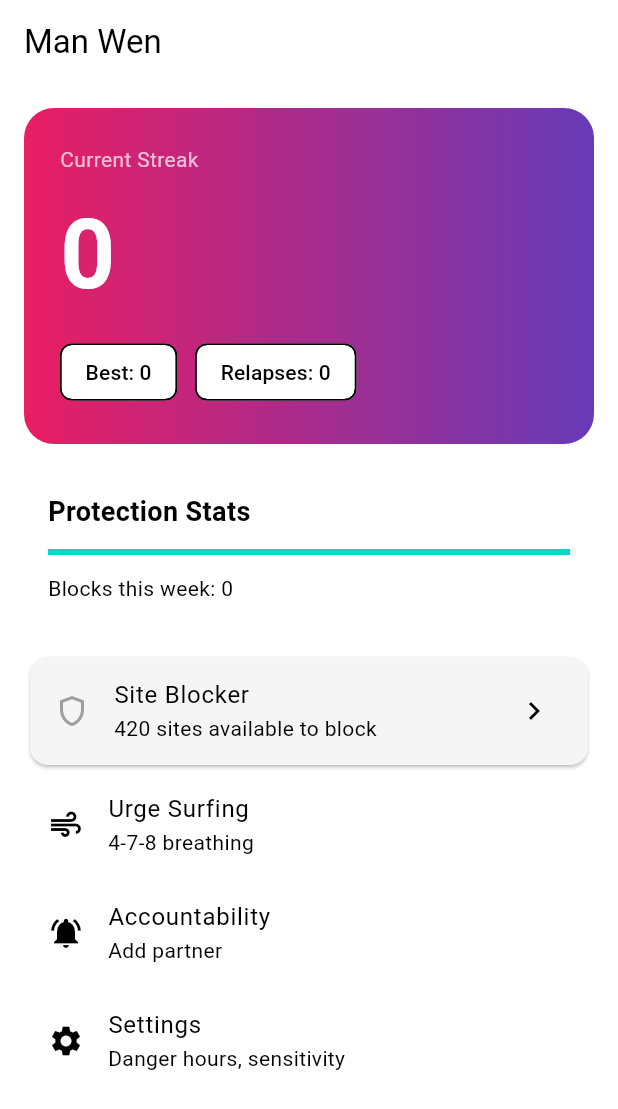
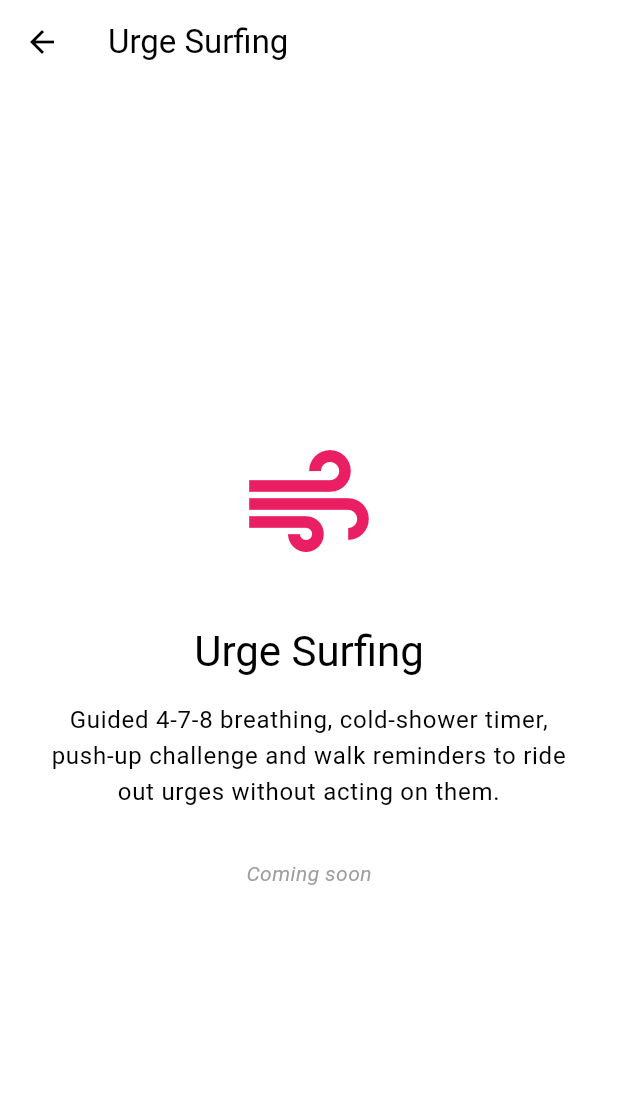
Before and after one commit to Unselfisheologism/man-wen, a Flutter app: the HomeScreen screen opened directly, after a tap on "Urge Surfing", on a phone screen of 412 x 824 dp. Shown: the top 1109 px of the screen. Run offline on Flutter 3.47's test engine with Material 3 defaults, Android fonts, the phone set to English and light mode, and no system bars; our stand-ins replace shared_preferences; accounts and stored records are empty.

Commit message:
fix(home): wire up all 4 action tiles + make site blocker settings robust
The 4 action tiles on HomeScreen were a mix of stubbed and broken:
- Urge Surfing, Accountability, Settings: onTap: () {} — empty lambdas,
  literally no-op placeholder code from whoever scaffolded the screen.
- Site Blocker: onTap DID navigate to SiteBlockerSettingsScreen, but
  that screen's initState called SiteBlockerService.isEnabled() which
  calls SharedPreferences.getInstance(). With the SharedPreferences
  stub plugin returning a malformed response, the awaited future
  throws, setState({_isLoading = false}) never runs, and the screen
  sits on a CircularProgressIndicator forever. From outside it looks
  exactly like 'nothing happened'.

Fixes:
1. New ComingSoonScreen widget (lib/screens/coming_soon_screen.dart)
   — title + icon + body + 'Coming soon' label. Used by the 3
   stubbed tiles so the user gets real navigation feedback and the
   back button works.
2. _SiteBlockerTile wraps SiteBlockerService.isEnabled() in
   try-catch so the tile's own status check never throws.
3. SiteBlockerSettingsScreen._loadSettings() also wraps the prefs
   call in try-catch and always sets _isLoading=false in the end,
   so the user sees the actual UI instead of an eternal spinner.

Now all 4 tiles do something visible:
  Site Blocker  -> SiteBlockerSettingsScreen
  Urge Surfing   -> ComingSoonScreen('Urge Surfing', ...)
  Accountability -> ComingSoonScreen('Accountability Partner', ...)
  Settings       -> ComingSoonScreen('Settings', ...)

```diff
--- /dev/null
+++ b/lib/screens/coming_soon_screen.dart
@@ -0,0 +1,56 @@
+import 'package:flutter/material.dart';
+
+/// Placeholder screen for features whose full implementation is on the
+/// roadmap but hasn't been built yet. Used by the home screen's quick
+/// action tiles so the user gets visible navigation feedback (and the
+/// back button works) instead of the tap silently doing nothing.
+class ComingSoonScreen extends StatelessWidget {
+  final String title;
+  final String description;
+  final IconData icon;
+
+  const ComingSoonScreen({
+    super.key,
+    required this.title,
+    required this.description,
+    required this.icon,
+  });
+
+  @override
+  Widget build(BuildContext context) {
+    return Scaffold(
+      appBar: AppBar(title: Text(title)),
+      body: SafeArea(
+        child: Padding(
+          padding: const EdgeInsets.all(32),
+          child: Column(
+            mainAxisAlignment: MainAxisAlignment.center,
+            children: [
+              Icon(icon, size: 96, color: Theme.of(context).colorScheme.primary),
+              const SizedBox(height: 32),
+              Text(
+                title,
+                style: Theme.of(context).textTheme.headlineMedium,
+                textAlign: TextAlign.center,
+              ),
+              const SizedBox(height: 16),
+              Text(
+                description,
+                style: Theme.of(context).textTheme.bodyLarge,
+                textAlign: TextAlign.center,
+              ),
+              const SizedBox(height: 32),
+              const Text(
+                'Coming soon',
+                style: TextStyle(
+                  fontStyle: FontStyle.italic,
+                  color: Colors.grey,
+                ),
+              ),
+            ],
+          ),
+        ),
+      ),
+    );
+  }
+}
--- a/lib/screens/home_screen.dart
+++ b/lib/screens/home_screen.dart
@@ -1,10 +1,10 @@
 import 'package:flutter/material.dart';
-import 'package:provider/provider.dart';
 import '../services/preferences_service.dart';
 import '../services/site_blocker_service.dart';
 import '../widgets/streak_widget.dart';
 import '../widgets/progress_widget.dart';
 import 'site_blocker_settings_screen.dart';
+import 'coming_soon_screen.dart';
 
 class HomeScreen extends StatelessWidget {
   const HomeScreen({super.key});
@@ -22,12 +22,12 @@ class HomeScreen extends StatelessWidget {
           SliverToBoxAdapter(
             child: Column(
               crossAxisAlignment: CrossAxisAlignment.stretch,
-              children: [
-                const SizedBox(height: 16),
-                const StreakWidget(),
-                const SizedBox(height: 16),
-                const ProgressWidget(),
-                const SizedBox(height: 16),
+              children: const [
+                SizedBox(height: 16),
+                StreakWidget(),
+                SizedBox(height: 16),
+                ProgressWidget(),
+                SizedBox(height: 16),
                 _QuickActions(),
               ],
             ),
@@ -39,6 +39,8 @@ class HomeScreen extends StatelessWidget {
 }
 
 class _QuickActions extends StatelessWidget {
+  const _QuickActions();
+
   @override
   Widget build(BuildContext context) {
     return Padding(
@@ -50,19 +52,58 @@ class _QuickActions extends StatelessWidget {
             icon: Icons.air,
             title: 'Urge Surfing',
             subtitle: '4-7-8 breathing',
-            onTap: () {},
+            onTap: () {
+              Navigator.push(
+                context,
+                MaterialPageRoute(
+                  builder: (_) => const ComingSoonScreen(
+                    title: 'Urge Surfing',
+                    description: 'Guided 4-7-8 breathing, cold-shower timer, '
+                        'push-up challenge and walk reminders to ride out '
+                        'urges without acting on them.',
+                    icon: Icons.air,
+                  ),
+                ),
+              );
+            },
           ),
           _ActionTile(
             icon: Icons.notifications_active,
             title: 'Accountability',
             subtitle: 'Add partner',
-            onTap: () {},
+            onTap: () {
+              Navigator.push(
+                context,
+                MaterialPageRoute(
+                  builder: (_) => const ComingSoonScreen(
+                    title: 'Accountability Partner',
+                    description: 'Pair with a trusted person who gets a '
+                        'heads-up if you break your streak — the social '
+                        'cost makes relapsing much harder.',
+                    icon: Icons.notifications_active,
+                  ),
+                ),
+              );
+            },
           ),
           _ActionTile(
             icon: Icons.settings,
             title: 'Settings',
             subtitle: 'Danger hours, sensitivity',
-            onTap: () {},
+            onTap: () {
+              Navigator.push(
+                context,
+                MaterialPageRoute(
+                  builder: (_) => const ComingSoonScreen(
+                    title: 'Settings',
+                    description: 'Configure danger hours, blocking '
+                        'sensitivity, daily check-in reminders, and '
+                        'premium upgrade options.',
+                    icon: Icons.settings,
+                  ),
+                ),
+              );
+            },
           ),
         ],
       ),
@@ -71,6 +112,8 @@ class _QuickActions extends StatelessWidget {
 }
 
 class _SiteBlockerTile extends StatefulWidget {
+  const _SiteBlockerTile();
+
   @override
   State<_SiteBlockerTile> createState() => _SiteBlockerTileState();
 }
@@ -86,10 +129,20 @@ class _SiteBlockerTileState extends State<_SiteBlockerTile> {
   }
 
   Future<void> _loadStatus() async {
-    final enabled = await SiteBlockerService.isEnabled();
+    bool enabled = false;
+    int count = 0;
+    try {
+      enabled = await SiteBlockerService.isEnabled();
+      count = SiteBlockerService.getBlockedSiteCount();
+    } catch (_) {
+      // SharedPreferences can throw if the platform plugin response is
+      // malformed. Fall through with defaults — the tile will just show
+      // '0 sites available' until prefs work.
+    }
+    if (!mounted) return;
     setState(() {
       _isEnabled = enabled;
-      _blockedCount = SiteBlockerService.getBlockedSiteCount();
+      _blockedCount = count;
     });
   }
 
@@ -128,7 +181,12 @@ class _ActionTile extends StatelessWidget {
   final String subtitle;
   final VoidCallback onTap;
 
-  const _ActionTile({required this.icon, required this.title, required this.subtitle, required this.onTap});
+  const _ActionTile({
+    required this.icon,
+    required this.title,
+    required this.subtitle,
+    required this.onTap,
+  });
 
   @override
   Widget build(BuildContext context) {
```
Also changed, not shown: lib/screens/site_blocker_settings_screen.dart (+10 -1 lines).
